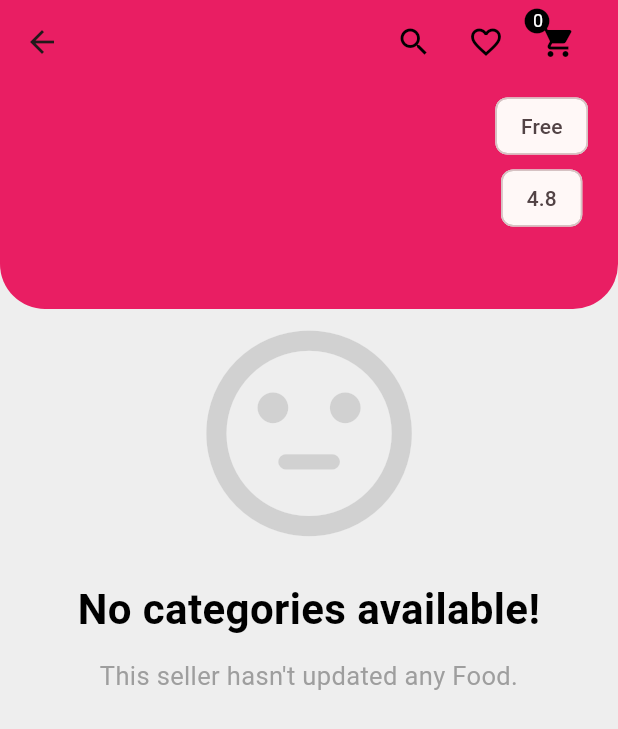
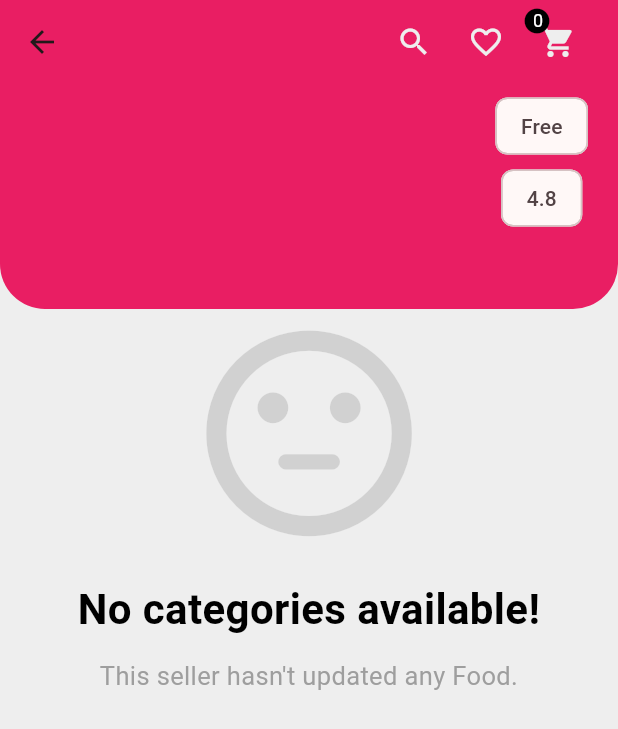
Before and after one commit to yahiyam/fullfill_user_app, a Flutter app: the RestaurantPage screen opened directly with empty values, after a tap on the "search" icon, on a phone screen of 412 x 824 dp. Shown: the top 729 px of the screen. Run offline on Flutter 3.47's test engine with Material 2 defaults, Android fonts, the phone set to English and light mode, and no system bars; our stand-ins replace cloud_firestore, firebase_auth, firebase_core, firebase_storage, image_picker, shared_preferences; accounts and stored records are empty.

Commit message:
restaurant page top icon color changed with an error Build scheduled during frame.

```diff
--- a/lib/presentation/restaurant_page/restaurant_page.dart
+++ b/lib/presentation/restaurant_page/restaurant_page.dart
@@ -17,14 +17,30 @@ class RestaurantPage extends StatelessWidget {
 
   @override
   Widget build(BuildContext context) {
+    final scrolledNotifier = ValueNotifier<bool>(false);
+    final scrollController = ScrollController();
+
+    scrollController.addListener(() {
+      if (scrollController.offset > 0) {
+        scrolledNotifier.value = true;
+      } else {
+        scrolledNotifier.value = false;
+      }
+    });
+
     return Scaffold(
       backgroundColor: backgroundColor,
-      body: CustomScrollView(
-        slivers: [
-          buildAppBar(context, seller),
-          buildBodySection(seller),
-        ],
-      ),
+      body: ValueListenableBuilder<bool>(
+          valueListenable: scrolledNotifier,
+          builder: (context, isScrolled, _) {
+            return CustomScrollView(
+              controller: scrollController,
+              slivers: [
+                buildAppBar(context, seller, scrolledNotifier),
+                buildBodySection(seller),
+              ],
+            );
+          }),
     );
   }
 }
--- a/lib/presentation/restaurant_page/widgets/app_bar.dart
+++ b/lib/presentation/restaurant_page/widgets/app_bar.dart
@@ -9,11 +9,15 @@ import 'package:fullfill_user_app/globals/screen_size.dart';
 import 'package:fullfill_user_app/presentation/cart_page/cart_page.dart';
 import 'package:fullfill_user_app/presentation/cart_page/providers/cart_item_counter_provider.dart';
 
-Widget buildAppBar(BuildContext context, Sellers seller) {
+Widget buildAppBar(
+  BuildContext context,
+  Sellers seller,
+  ValueNotifier<bool> scrolledNotifier,
+) {
   return SliverAppBar(
     pinned: true,
     floating: true,
-    title: _buildAppBarTitle(context, seller),
+    title: _buildAppBarTitle(context, seller, scrolledNotifier),
     expandedHeight: Screen.height(25),
     backgroundColor: backgroundColor,
     flexibleSpace: FlexibleSpaceBar(
@@ -22,36 +26,47 @@ Widget buildAppBar(BuildContext context, Sellers seller) {
   );
 }
 
-Widget _buildAppBarTitle(BuildContext context, Sellers seller) {
+Widget _buildAppBarTitle(
+  BuildContext context,
+  Sellers seller,
+  ValueNotifier<bool> scrolledNotifier,
+) {
+  final Color? iconColor =
+      scrolledNotifier.value ? commonColor : backgroundColor;
+
   return Row(
     mainAxisAlignment: MainAxisAlignment.end,
     children: [
       IconButton(
         onPressed: () {},
-        icon: const Icon(
+        icon: Icon(
           Icons.search,
-          color: black,
+          color: iconColor,
         ),
       ),
       IconButton(
         onPressed: () {},
-        icon: const Icon(
+        icon: Icon(
           Icons.favorite_outline,
-          color: black,
+          color: iconColor,
         ),
       ),
-      _buildCartIconButton(context, seller),
+      _buildCartIconButton(context, seller, scrolledNotifier),
     ],
   );
 }
 
-Widget _buildCartIconButton(BuildContext context, Sellers seller) {
+Widget _buildCartIconButton(
+  BuildContext context,
+  Sellers seller,
+  ValueNotifier<bool> scrolledNotifier,
+) {
   return Stack(
     children: [
       IconButton(
-        icon: const Icon(
+        icon: Icon(
           Icons.shopping_cart,
-          color: black,
+          color: scrolledNotifier.value ? commonColor : backgroundColor,
         ),
         onPressed: () {
           Navigator.of(context).push(
@@ -76,9 +91,9 @@ Widget _buildCartIconButton(BuildContext context, Sellers seller) {
               right: 6,
               child: Center(
                 child: Consumer<CartItemCounter>(
-                  builder: (context, count, _) {
+                  builder: (context, counter, _) {
                     return Text(
-                      count.count.toString(),
+                      counter.count.toString(),
                       style: const TextStyle(
                         color: white,
                         fontSize: 12,
```
